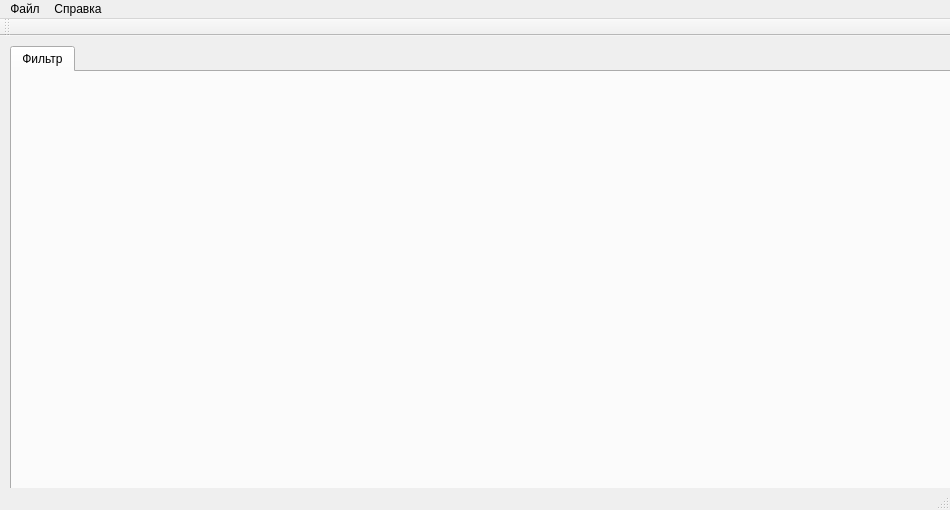
The window that cengen.ui (mihailikus/cengen) describes before a commit, drawn with Qt 5.
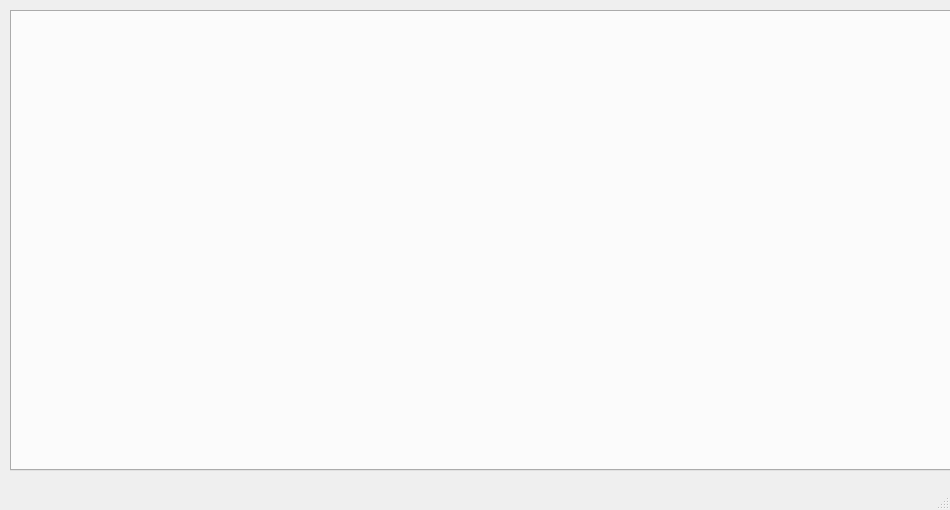
The same window after the commit.

Commit message: Done with MenuBAR

The edit to the form file:
```diff
--- a/cengen.ui
+++ b/cengen.ui
@@ -26,50 +26,8 @@
     <property name="currentIndex">
      <number>0</number>
     </property>
-    <widget class="QWidget" name="tab_3">
-     <attribute name="title">
-      <string>Фильтр</string>
-     </attribute>
-    </widget>
    </widget>
   </widget>
-  <widget class="QMenuBar" name="menuBar">
-   <property name="geometry">
-    <rect>
-     <x>0</x>
-     <y>0</y>
-     <width>950</width>
-     <height>22</height>
-    </rect>
-   </property>
-   <widget class="QMenu" name="menu">
-    <property name="title">
-     <string>Файл</string>
-    </property>
-    <addaction name="action_3"/>
-    <addaction name="action_2"/>
-    <addaction name="action"/>
-    <addaction name="action_8"/>
-    <addaction name="separator"/>
-    <addaction name="action_4"/>
-   </widget>
-   <widget class="QMenu" name="menu_3">
-    <property name="title">
-     <string>Справка</string>
-    </property>
-    <addaction name="action_6"/>
-   </widget>
-   <addaction name="menu"/>
-   <addaction name="menu_3"/>
-  </widget>
-  <widget class="QToolBar" name="mainToolBar">
-   <attribute name="toolBarArea">
-    <enum>TopToolBarArea</enum>
-   </attribute>
-   <attribute name="toolBarBreak">
-    <bool>false</bool>
-   </attribute>
-  </widget>
   <widget class="QStatusBar" name="statusBar"/>
   <action name="action">
    <property name="text">
```
Left out of the diff: 2 changed lines with no effect on the pictures. The commit also changes 2 other files.
